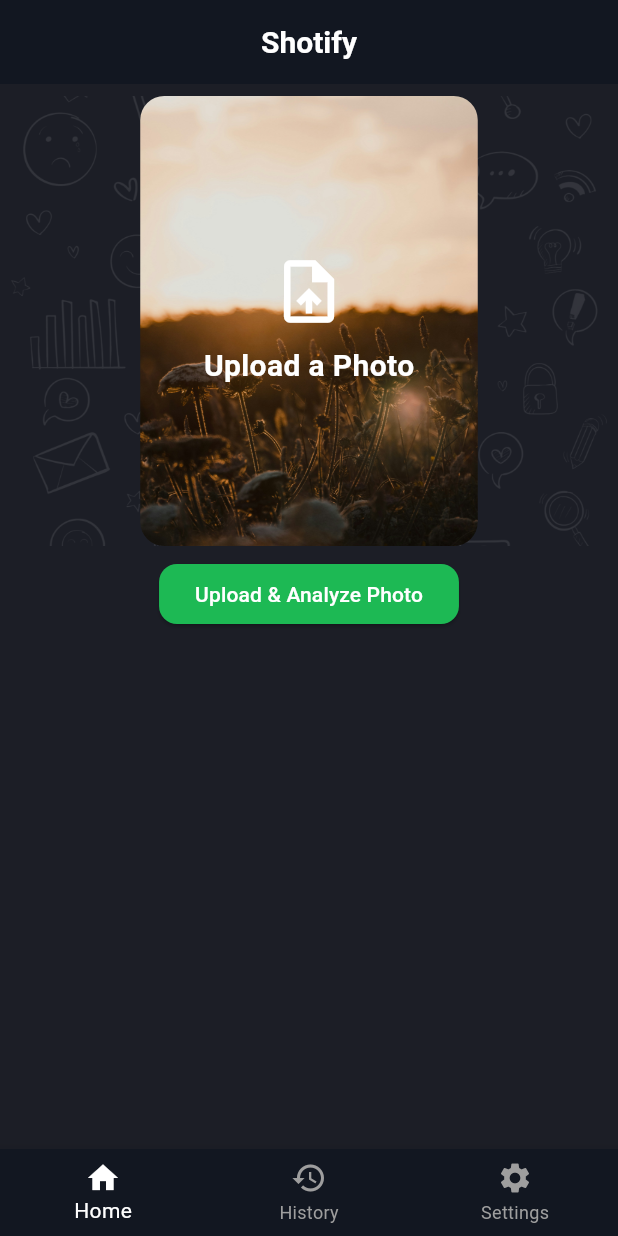
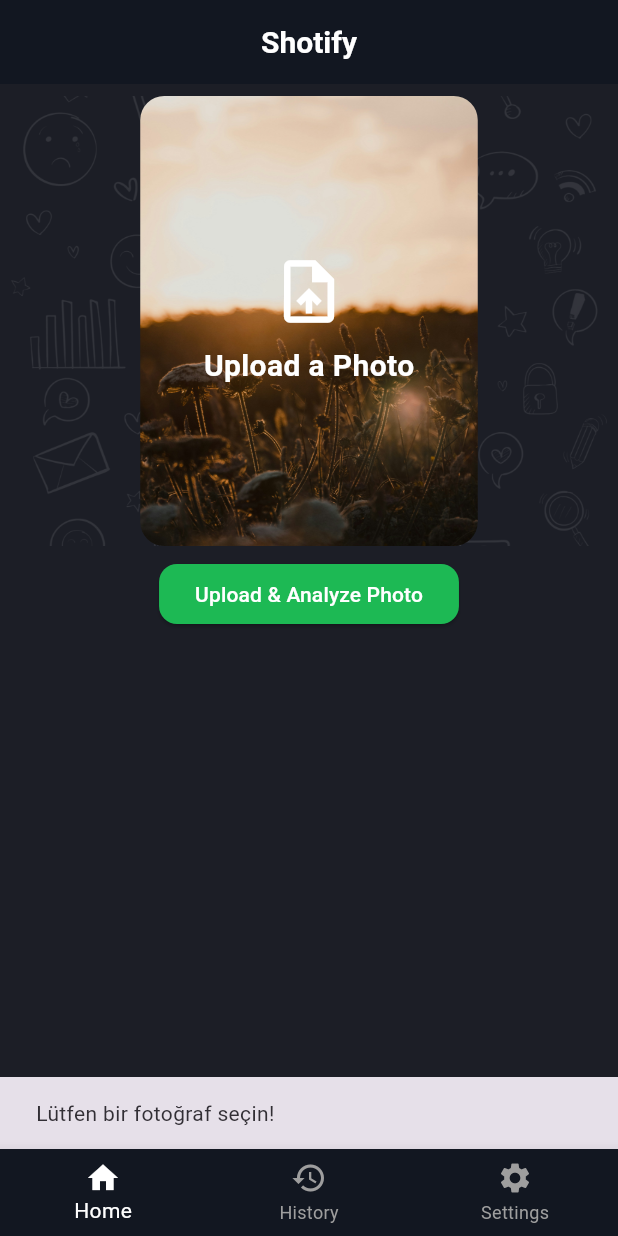
Before and after one commit to Alper-tt/Shotify-Frontend, a Flutter app: the screen it shows after launch, after a tap on "Upload & Analyze Photo", on a phone screen of 412 x 824 dp. Run offline on Flutter 3.47's test engine with Material 3 defaults, Android fonts, the phone set to English and light mode, and no system bars; our stand-ins replace audioplayers, firebase_core, firebase_storage, image_picker; accounts and stored records are empty; network calls fail.

Commit message:
screens refactored

```diff
--- a/lib/screens/home_screen.dart
+++ b/lib/screens/home_screen.dart
@@ -1,179 +1,30 @@
 import 'package:flutter/material.dart';
-import 'package:image_picker/image_picker.dart';
 import 'package:provider/provider.dart';
-import 'package:shotify_frontend/services/photo_provider.dart';
-import 'dart:io';
+import '../services/photo_provider.dart';
 import '../services/audio_player_service.dart';
-import '../services/photo_service.dart';
-import '../widgets/artist_photo_widget.dart';
+import '../widgets/photo_upload_widget.dart';
+import '../widgets/recommended_songs_list_widget.dart';
+import '../widgets/upload_and_analyze_photo_widget.dart';
 
-class HomeScreen extends StatefulWidget {
+class HomeScreen extends StatelessWidget {
   const HomeScreen({super.key});
-
-  @override
-  _HomeScreenState createState() => _HomeScreenState();
-}
-
-class _HomeScreenState extends State<HomeScreen> {
-  List<Map<String, String>> _songs = [];
-  final audioPlayerService = AudioPlayerService();
-
-  Future<void> _pickImage(ImageSource source) async {
-    final pickedFile = await ImagePicker().pickImage(source: source);
-    if (pickedFile != null) {
-      Provider.of<PhotoProvider>(context, listen: false).setImage(File(pickedFile.path));
-    }
-  }
-
-  void _showImageSourceDialog() {
-    showModalBottomSheet(
-      context: context,
-      builder: (context) {
-        return Container(
-          padding: const EdgeInsets.all(16),
-          height: 160,
-          child: Column(
-            children: [
-              ListTile(
-                leading: const Icon(Icons.camera),
-                title: const Text("Take a Photo"),
-                onTap: () {
-                  Navigator.pop(context);
-                  _pickImage(ImageSource.camera);
-                },
-              ),
-              ListTile(
-                leading: const Icon(Icons.image),
-                title: const Text("Choose from Gallery"),
-                onTap: () {
-                  Navigator.pop(context);
-                  _pickImage(ImageSource.gallery);
-                },
-              ),
-            ],
-          ),
-        );
-      },
-    );
-  }
-
-  Future<void> _uploadAndAnalyzePhoto() async {
-    var photoProvider = Provider.of<PhotoProvider>(context, listen: false);
-
-    if (photoProvider.selectedImage != null) {
-      PhotoService photoService = PhotoService();
-      int? photoId = await photoService.uploadPhoto(photoProvider.selectedImage!);
-
-      if (photoId != null) {
-        print("Fotoğraf başarıyla yüklendi. Photo ID: $photoId");
-
-        var analysisResponse = await photoService.analyzePhoto(photoId);
-        if (analysisResponse != null) {
-          photoProvider.setSongs(
-            (analysisResponse["songs"] as List).map((song) => {
-              "songTitle": song["songTitle"] as String,
-              "songArtist": song["songArtist"] as String
-            }).toList(),
-          );
-          print("Analiz sonucu: ${photoProvider.songs}");
-        }
-      }
-    } else {
-      print("Lütfen bir fotoğraf seçin!");
-    }
-  }
-
 
   @override
   Widget build(BuildContext context) {
     var photoProvider = Provider.of<PhotoProvider>(context);
     return Scaffold(
-      appBar: AppBar(title: const Text("Shotify"), centerTitle: true,),
+      appBar: AppBar(
+        title: const Text("Shotify"),
+        centerTitle: true,
+      ),
       body: Column(
         children: [
-          Padding(
-            padding: const EdgeInsets.only(top: 8.0),
-            child: Center(
-              child: GestureDetector(
-                onTap: _showImageSourceDialog,
-                child: Stack(
-                  alignment: Alignment.center,
-                  children: [
-                    Container(
-                      height: 300,
-                      decoration: BoxDecoration(
-                        image: DecorationImage(
-                          fit: BoxFit.fitWidth,
-                          opacity: 0.1,
-                          image: AssetImage("assets/images/home_screenbg.png"),
-                        ),
-                      ),
-                    ),
-                    Container(
-                      width: 225,
-                      height: 300,
-                      decoration: BoxDecoration(
-                        borderRadius: BorderRadius.circular(16),
-                        image: DecorationImage(
-                          image: photoProvider.selectedImage != null
-                              ? FileImage(photoProvider.selectedImage!) as ImageProvider
-                              : const AssetImage("assets/images/storyph.png"),
-                          fit: BoxFit.fitWidth,
-                        ),
-                      ),
-                    ),
-                    if (photoProvider.selectedImage == null)
-                      Column(
-                        mainAxisSize: MainAxisSize.min,
-                        children: [
-                          const Icon(
-                            Icons.upload_file,
-                            color: Colors.white,
-                            size: 50,
-                          ),
-                          const SizedBox(height: 10),
-                          const Text(
-                            "Upload a Photo",
-                            style: TextStyle(
-                              color: Colors.white,
-                              fontSize: 20,
-                              fontWeight: FontWeight.bold,
-                            ),
-                          ),
-                        ],
-                      ),
-                  ],
-                ),
-              ),
-            ),
-          ),
-          Padding(
-            padding: const EdgeInsets.symmetric(vertical: 8.0),
-            child: Center(
-              child: ElevatedButton(
-                onPressed: _uploadAndAnalyzePhoto,
-                child: const Text("Upload & Analyze Photo"),
-              ),
-            ),
-          ),
+          PhotoUploadWidget(),
+          UploadAnalyzeButton(),
           Expanded(
-            child: ListView.builder(
-              itemCount: photoProvider.songs.length,
-              itemBuilder: (context, index) {
-                return ListTile(
-                  leading: ArtistPhotoWidget(artistName: photoProvider.songs[index]["songArtist"] ?? "Unknown Artist"),
-                  title: Text(photoProvider.songs[index]["songTitle"] ?? "Unknown Song"),
-                  subtitle: Text(photoProvider.songs[index]["songArtist"] ?? "Unknown Artist"),
-                  trailing: IconButton(
-                    icon: const Icon(Icons.play_arrow),
-                    onPressed: () async {
-                      final artist = photoProvider.songs[index]["songArtist"] ?? "Unknown Artist";
-                      final title = photoProvider.songs[index]["songTitle"] ?? "Unknown Song";
-                      await audioPlayerService.playSong(artist,title);
-                    },
-                  ),
-                );
-              },
+            child: RecommendedSongList(
+              photoProvider: photoProvider,
+              audioPlayerService: AudioPlayerService(),
             ),
           ),
         ],
--- /dev/null
+++ b/lib/widgets/photo_upload_widget.dart
@@ -0,0 +1,116 @@
+import 'package:flutter/material.dart';
+import 'package:provider/provider.dart';
+import 'package:image_picker/image_picker.dart';
+import 'dart:io';
+import '../services/photo_provider.dart';
+
+class PhotoUploadWidget extends StatefulWidget {
+  const PhotoUploadWidget({super.key});
+
+  @override
+  State<PhotoUploadWidget> createState() => _PhotoUploadWidgetState();
+}
+
+class _PhotoUploadWidgetState extends State<PhotoUploadWidget> {
+  Future<void> _pickImage(ImageSource source) async {
+    final pickedFile = await ImagePicker().pickImage(source: source);
+    if (!mounted) return;
+    if (pickedFile != null) {
+      Provider.of<PhotoProvider>(context, listen: false)
+          .setImage(File(pickedFile.path));
+    }
+  }
+
+  void _showImageSourceDialog() {
+    showModalBottomSheet(
+      context: context,
+      builder: (context) {
+        return Container(
+          padding: const EdgeInsets.all(16),
+          height: 160,
+          child: Column(
+            children: [
+              ListTile(
+                leading: const Icon(Icons.camera),
+                title: const Text("Take a Photo"),
+                onTap: () {
+                  Navigator.pop(context);
+                  _pickImage(ImageSource.camera);
+                },
+              ),
+              ListTile(
+                leading: const Icon(Icons.image),
+                title: const Text("Choose from Gallery"),
+                onTap: () {
+                  Navigator.pop(context);
+                  _pickImage(ImageSource.gallery);
+                },
+              ),
+            ],
+          ),
+        );
+      },
+    );
+  }
+
+  @override
+  Widget build(BuildContext context) {
+    var photoProvider = Provider.of<PhotoProvider>(context);
+    return Padding(
+      padding: const EdgeInsets.only(top: 8.0),
+      child: Center(
+        child: GestureDetector(
+          onTap: _showImageSourceDialog,
+          child: Stack(
+            alignment: Alignment.center,
+            children: [
+              Container(
+                height: 300,
+                decoration: const BoxDecoration(
+                  image: DecorationImage(
+                    fit: BoxFit.fitWidth,
+                    opacity: 0.1,
+                    image: AssetImage("assets/images/home_screenbg.png"),
+                  ),
+                ),
+              ),
+              Container(
+                width: 225,
+                height: 300,
+                decoration: BoxDecoration(
+                  borderRadius: BorderRadius.circular(16),
+                  image: DecorationImage(
+                    image: photoProvider.selectedImage != null
+                        ? FileImage(photoProvider.selectedImage!)
+                        : const AssetImage("assets/images/storyph.png"),
+                    fit: BoxFit.fitWidth,
+                  ),
+                ),
+              ),
+              if (photoProvider.selectedImage == null)
+                Column(
+                  mainAxisSize: MainAxisSize.min,
+                  children: const [
+                    Icon(
+                      Icons.upload_file,
+                      color: Colors.white,
+                      size: 50,
+                    ),
+                    SizedBox(height: 10),
+                    Text(
+                      "Upload a Photo",
+                      style: TextStyle(
+                        color: Colors.white,
+                        fontSize: 20,
+                        fontWeight: FontWeight.bold,
+                      ),
+                    ),
+                  ],
+                ),
+            ],
+          ),
+        ),
+      ),
+    );
+  }
+}
--- /dev/null
+++ b/lib/widgets/recommended_songs_list_widget.dart
@@ -0,0 +1,38 @@
+import 'package:flutter/cupertino.dart';
+import 'package:flutter/material.dart';
+
+import '../services/audio_player_service.dart';
+import '../services/photo_provider.dart';
+import 'artist_photo_widget.dart';
+
+class RecommendedSongList extends StatelessWidget {
+  const RecommendedSongList({
+    required this.photoProvider,
+    required this.audioPlayerService,
+  });
+
+  final PhotoProvider photoProvider;
+  final AudioPlayerService audioPlayerService;
+
+  @override
+  Widget build(BuildContext context) {
+    return ListView.builder(
+      itemCount: photoProvider.songs.length,
+      itemBuilder: (context, index) {
+        return ListTile(
+          leading: ArtistPhotoWidget(artistName: photoProvider.songs[index]["songArtist"] ?? "Unknown Artist"),
+          title: Text(photoProvider.songs[index]["songTitle"] ?? "Unknown Song"),
+          subtitle: Text(photoProvider.songs[index]["songArtist"] ?? "Unknown Artist"),
+          trailing: IconButton(
+            icon: const Icon(Icons.play_arrow),
+            onPressed: () async {
+              final artist = photoProvider.songs[index]["songArtist"] ?? "Unknown Artist";
+              final title = photoProvider.songs[index]["songTitle"] ?? "Unknown Song";
+              await audioPlayerService.playSong(artist,title);
+            },
+          ),
+        );
+      },
+    );
+  }
+}
--- /dev/null
+++ b/lib/widgets/upload_and_analyze_photo_widget.dart
@@ -0,0 +1,71 @@
+import 'package:flutter/material.dart';
+import 'package:provider/provider.dart';
+import '../services/photo_service.dart';
+import '../services/photo_provider.dart';
+
+class UploadAnalyzeButton extends StatefulWidget {
+  const UploadAnalyzeButton({Key? key}) : super(key: key);
+
+  @override
+  _UploadAnalyzeButtonState createState() => _UploadAnalyzeButtonState();
+}
+
+class _UploadAnalyzeButtonState extends State<UploadAnalyzeButton> {
+  bool _isLoading = false;
+
+  Future<void> _uploadAndAnalyzePhoto() async {
+    var photoProvider = Provider.of<PhotoProvider>(context, listen: false);
+    if (photoProvider.selectedImage == null) {
+      ScaffoldMessenger.of(context).showSnackBar(
+        const SnackBar(content: Text("Lütfen bir fotoğraf seçin!")),
+      );
+      return;
+    }
+
+    setState(() {
+      _isLoading = true;
+    });
+
+    PhotoService photoService = PhotoService();
+    final response = await photoService.uploadAndAnalyzePhoto(photoProvider.selectedImage!);
+
+    if (response != null) {
+      photoProvider.setSongs(
+        (response["songs"] as List).map((song) => {
+          "songTitle": song["songTitle"] as String,
+          "songArtist": song["songArtist"] as String,
+        }).toList(),
+      );
+    } else {
+      ScaffoldMessenger.of(context).showSnackBar(
+        const SnackBar(content: Text("Fotoğraf yükleme/analiz sırasında hata oluştu!")),
+      );
+    }
+
+    setState(() {
+      _isLoading = false;
+    });
+  }
+
+  @override
+  Widget build(BuildContext context) {
+    return Padding(
+      padding: const EdgeInsets.symmetric(vertical: 8.0),
+      child: Center(
+        child: ElevatedButton(
+          onPressed: _isLoading ? null : _uploadAndAnalyzePhoto,
+          child: _isLoading
+              ? const SizedBox(
+            width: 24,
+            height: 24,
+            child: CircularProgressIndicator(
+              color: Colors.white,
+              strokeWidth: 2,
+            ),
+          )
+              : const Text("Upload & Analyze Photo"),
+        ),
+      ),
+    );
+  }
+}
```
Also changed, not shown: lib/screens/history_screen.dart (+25 -43 lines), lib/services/photo_service.dart (+47 -15 lines), lib/services/recommendation_service.dart (added, +16 -0 lines).
